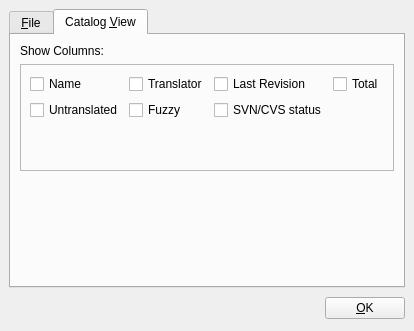
First picture: the form in pootling/ui/CatalogSetting.ui, repository cc-archive/pootle, before the edit.
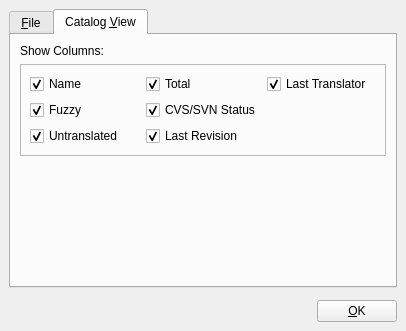
Second picture: the form after the edit. Icons and pictures are not drawn.

Commit message: Show/hide catalog element.

```diff
--- a/pootling/ui/CatalogSetting.ui
+++ b/pootling/ui/CatalogSetting.ui
@@ -146,7 +146,27 @@
        <property name="spacing" >
         <number>6</number>
        </property>
-       <item row="1" column="0" colspan="2" >
+       <item row="2" column="0" >
+        <spacer>
+         <property name="orientation" >
+          <enum>Qt::Vertical</enum>
+         </property>
+         <property name="sizeHint" >
+          <size>
+           <width>20</width>
+           <height>40</height>
+          </size>
+         </property>
+        </spacer>
+       </item>
+       <item row="0" column="0" >
+        <widget class="QLabel" name="label" >
+         <property name="text" >
+          <string>Show Columns:</string>
+         </property>
+        </widget>
+       </item>
+       <item row="1" column="0" >
         <widget class="QFrame" name="frame" >
          <property name="frameShape" >
           <enum>QFrame::StyledPanel</enum>
@@ -161,66 +181,43 @@
           <property name="spacing" >
            <number>6</number>
           </property>
-          <item row="2" column="1" colspan="2" >
-           <spacer>
-            <property name="orientation" >
-             <enum>Qt::Vertical</enum>
-            </property>
-            <property name="sizeHint" >
-             <size>
-              <width>20</width>
-              <height>40</height>
-             </size>
-            </property>
-           </spacer>
-          </item>
-          <item row="1" column="0" >
-           <widget class="QCheckBox" name="chbuntranslated" >
-            <property name="text" >
-             <string>Untranslated</string>
-            </property>
-            <property name="checked" >
-             <bool>false</bool>
-            </property>
-           </widget>
-          </item>
-          <item row="0" column="4" >
+          <item row="0" column="1" >
            <widget class="QCheckBox" name="chbtotal" >
             <property name="text" >
              <string>Total</string>
             </property>
             <property name="checked" >
-             <bool>false</bool>
+             <bool>true</bool>
             </property>
            </widget>
           </item>
-          <item row="1" column="1" >
+          <item row="0" column="2" >
+           <widget class="QCheckBox" name="chbtranslator" >
+            <property name="text" >
+             <string>Last Translator</string>
+            </property>
+            <property name="checked" >
+             <bool>true</bool>
+            </property>
+           </widget>
+          </item>
+          <item row="2" column="0" >
+           <widget class="QCheckBox" name="chbuntranslated" >
+            <property name="text" >
+             <string>Untranslated</string>
+            </property>
+            <property name="checked" >
+             <bool>true</bool>
+            </property>
+           </widget>
+          </item>
+          <item row="1" column="0" >
            <widget class="QCheckBox" name="chbfuzzy" >
             <property name="text" >
              <string>Fuzzy</string>
             </property>
             <property name="checked" >
-             <bool>false</bool>
-            </property>
-           </widget>
-          </item>
-          <item row="0" column="1" colspan="2" >
-           <widget class="QCheckBox" name="chbtranslator" >
-            <property name="text" >
-             <string>Translator</string>
-            </property>
-            <property name="checked" >
-             <bool>false</bool>
-            </property>
-           </widget>
-          </item>
-          <item row="1" column="3" >
-           <widget class="QCheckBox" name="chbSVN" >
-            <property name="text" >
-             <string>SVN/CVS status</string>
-            </property>
-            <property name="checked" >
-             <bool>false</bool>
+             <bool>true</bool>
             </property>
            </widget>
           </item>
@@ -230,55 +227,38 @@
              <string>Name</string>
             </property>
             <property name="checked" >
-             <bool>false</bool>
+             <bool>true</bool>
             </property>
            </widget>
           </item>
-          <item row="0" column="3" >
+          <item row="2" column="1" colspan="2" >
            <widget class="QCheckBox" name="chblastrevision" >
             <property name="text" >
              <string>Last Revision</string>
             </property>
             <property name="checked" >
-             <bool>false</bool>
+             <bool>true</bool>
+            </property>
+           </widget>
+          </item>
+          <item row="1" column="1" >
+           <widget class="QCheckBox" name="chbSVN" >
+            <property name="text" >
+             <string>CVS/SVN Status</string>
+            </property>
+            <property name="checked" >
+             <bool>true</bool>
             </property>
            </widget>
           </item>
          </layout>
         </widget>
        </item>
-       <item row="2" column="1" >
-        <spacer>
-         <property name="orientation" >
-          <enum>Qt::Vertical</enum>
-         </property>
-         <property name="sizeHint" >
-          <size>
-           <width>20</width>
-           <height>40</height>
-          </size>
-         </property>
-        </spacer>
-       </item>
-       <item row="0" column="0" >
-        <widget class="QLabel" name="label" >
-         <property name="text" >
-          <string>Show Columns:</string>
-         </property>
-        </widget>
-       </item>
       </layout>
      </widget>
     </widget>
    </item>
-   <item row="1" column="1" >
-    <widget class="QPushButton" name="btnOk" >
-     <property name="text" >
-      <string>&amp;OK</string>
-     </property>
-    </widget>
-   </item>
-   <item row="1" column="0" >
+   <item rowspan="2" row="1" column="0" >
     <spacer>
      <property name="orientation" >
       <enum>Qt::Horizontal</enum>
@@ -291,6 +271,13 @@
      </property>
     </spacer>
    </item>
+   <item row="2" column="1" >
+    <widget class="QPushButton" name="btnOk" >
+     <property name="text" >
+      <string>&amp;OK</string>
+     </property>
+    </widget>
+   </item>
   </layout>
  </widget>
  <pixmapfunction></pixmapfunction>
```
Left out of the diff: 4 changed lines with no effect on the pictures. The commit also changes 2 other files.
